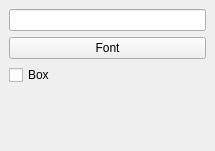
Before: the Qt Designer form src/ui/qgscomposerlabelbase.ui in kadas-albireo/kadas-albireo, drawn with Qt 5.
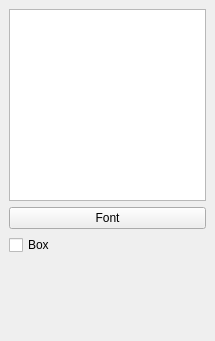
After: the same form once the commit is applied.

Commit message:
Fix for ticket #181 (multi-line text labels on map composer) Removed some Qt3 usages Made the default text label font size a bit smaller
Note: There is a problem with the last character in the text being
clipped at some font sizes...

What changed in the file:
```diff
--- a/src/ui/qgscomposerlabelbase.ui
+++ b/src/ui/qgscomposerlabelbase.ui
@@ -9,7 +9,7 @@
     <x>0</x>
     <y>0</y>
     <width>215</width>
-    <height>151</height>
+    <height>341</height>
    </rect>
   </property>
   <property name="sizePolicy" >
@@ -23,14 +23,43 @@
   <property name="windowTitle" >
    <string>Label Options</string>
   </property>
-  <layout class="QGridLayout" >
+  <layout class="QVBoxLayout" >
    <property name="margin" >
     <number>9</number>
    </property>
    <property name="spacing" >
     <number>6</number>
    </property>
-   <item row="3" column="0" >
+   <item>
+    <widget class="QTextEdit" name="mTextEdit" >
+     <property name="lineWrapMode" >
+      <enum>QTextEdit::NoWrap</enum>
+     </property>
+    </widget>
+   </item>
+   <item>
+    <widget class="QPushButton" name="mFontButton" >
+     <property name="sizePolicy" >
+      <sizepolicy>
+       <hsizetype>5</hsizetype>
+       <vsizetype>0</vsizetype>
+       <horstretch>0</horstretch>
+       <verstretch>0</verstretch>
+      </sizepolicy>
+     </property>
+     <property name="text" >
+      <string>Font</string>
+     </property>
+    </widget>
+   </item>
+   <item>
+    <widget class="QCheckBox" name="mBoxCheckBox" >
+     <property name="text" >
+      <string>Box</string>
+     </property>
+    </widget>
+   </item>
+   <item>
     <spacer>
      <property name="orientation" >
       <enum>Qt::Vertical</enum>
@@ -40,46 +69,12 @@
      </property>
      <property name="sizeHint" >
       <size>
-       <width>16</width>
-       <height>23</height>
+       <width>197</width>
+       <height>71</height>
       </size>
      </property>
     </spacer>
    </item>
-   <item row="2" column="0" >
-    <widget class="QCheckBox" name="mBoxCheckBox" >
-     <property name="text" >
-      <string>Box</string>
-     </property>
-    </widget>
-   </item>
-   <item row="1" column="0" >
-    <widget class="QPushButton" name="mFontButton" >
-     <property name="sizePolicy" >
-      <sizepolicy>
-       <hsizetype>5</hsizetype>
-       <vsizetype>0</vsizetype>
-       <horstretch>0</horstretch>
-       <verstretch>0</verstretch>
-      </sizepolicy>
-     </property>
-     <property name="text" >
-      <string>Font</string>
-     </property>
-    </widget>
-   </item>
-   <item row="0" column="0" >
-    <widget class="QLineEdit" name="mTextLineEdit" >
-     <property name="sizePolicy" >
-      <sizepolicy>
-       <hsizetype>5</hsizetype>
-       <vsizetype>0</vsizetype>
-       <horstretch>0</horstretch>
-       <verstretch>0</verstretch>
-      </sizepolicy>
-     </property>
-    </widget>
-   </item>
   </layout>
  </widget>
  <layoutdefault spacing="6" margin="11" />
```
Left out of the diff: 4 changed lines with no effect on the pictures. The commit also changes 3 other files.
